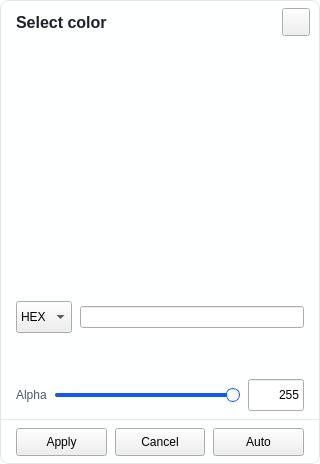
Old version of the form styleeditor/dialogs/colorpickerdialog.ui in the repository daonvshu/qt-animated-widgets.
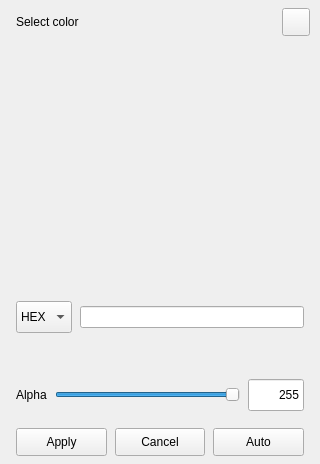
New version of the form. Icons and pictures are not drawn. Custom widgets are drawn as their Qt base class.

Commit message: feat: add light and dark editor themes

```diff
--- a/styleeditor/dialogs/colorpickerdialog.ui
+++ b/styleeditor/dialogs/colorpickerdialog.ui
@@ -17,47 +17,92 @@
    </size>
   </property>
   <property name="styleSheet">
-   <string notr="true">QWidget#ColorPickerDialog { background: #feffff; border: 1px solid #e5e6eb; border-radius: 8px; }
-QLabel { color: #4e5969; background: transparent; font-size: 12px; }
-QLabel#titleLabel { color: #1d2129; font-size: 16px; font-weight: bold; }
-QFrame#separator { background: #e5e6eb; border: none; }
-QSlider#alphaSlider::groove:horizontal { height: 4px; background: #e5e6eb; border-radius: 2px; }
-QSlider#alphaSlider::sub-page:horizontal { background: #1557f0; border-radius: 2px; }
-QSlider#alphaSlider::handle:horizontal { width: 12px; margin: -5px 0; background: #feffff; border: 1px solid #1557f0; border-radius: 7px; }
-QSlider#alphaSlider::handle:horizontal:hover { border-color: #4080ff; }
-animatedwidgets--LineEdit[colorPickerControl=&quot;true&quot;] {
-    background: transparent; border: none; min-height: 30px; min-width: 0px; font-size: 12px;
-    qproperty-backgroundNormal: #feffff; qproperty-backgroundHover: #feffff; qproperty-backgroundFocus: #feffff;
-    qproperty-borderNormal: #e5e6eb; qproperty-borderHover: #4080ff; qproperty-borderFocus: #1557f0;
-    qproperty-borderVisible: true; qproperty-borderWidth: 1; qproperty-textColor: #4e5969; qproperty-cornerRadius: 4; qproperty-contentPadding: 8;
+   <string notr="true">QWidget#ColorPickerDialog[editorControl=&quot;true&quot;] {
+    border-width: 1px;
+    border-style: solid;
+    border-radius: 8px;
 }
-animatedwidgets--ComboBox[colorPickerControl=&quot;true&quot;] {
-    min-height: 30px; min-width: 0px; font-size: 12px;
-    qproperty-backgroundNormal: #feffff; qproperty-backgroundHover: #feffff; qproperty-backgroundFocus: #feffff;
-    qproperty-borderNormal: #e5e6eb; qproperty-borderHover: #4080ff; qproperty-borderFocus: #1557f0;
-    qproperty-borderVisible: true; qproperty-borderWidth: 1; qproperty-cornerRadius: 4;
-    qproperty-textColor: #4e5969; qproperty-contentPadding: 8;
+
+#ColorPickerDialog[editorControl=&quot;true&quot;] QLabel[editorControl=&quot;true&quot;] {
+    background: transparent;
+    font-size: 12px;
 }
-animatedwidgets--FilledButton[colorPickerControl=&quot;true&quot;] {
-    min-height: 28px; min-width: 0px; border: none; padding: 0px; font-size: 12px; qproperty-backgroundNormal: #1557f0;
-    qproperty-backgroundHover: #4080ff; qproperty-backgroundPressed: #0e42d2; qproperty-backgroundDisabled: #94bfff;
-    qproperty-contentNormal: white; qproperty-cornerRadius: 4; qproperty-contentHorizontalPadding: 12; qproperty-contentVerticalPadding: 0;
+
+#ColorPickerDialog[editorControl=&quot;true&quot;] QLabel#titleLabel[editorControl=&quot;true&quot;] {
+    font-size: 16px;
+    font-weight: bold;
 }
-animatedwidgets--FilledButton#btn_cancel, animatedwidgets--FilledButton#btn_automatic {
-    qproperty-backgroundNormal: #f2f3f5; qproperty-backgroundHover: #e5e6eb; qproperty-backgroundPressed: #c9cdd4; qproperty-contentNormal: #4e5969;
+
+#ColorPickerDialog[editorControl=&quot;true&quot;] QFrame#separator[editorControl=&quot;true&quot;] {
+    border: none;
 }
-animatedwidgets--IconLineEdit#alphaValueEdit {
-    border: none; padding: 0px; min-width: 0px; font-size: 12px;
-    qproperty-backgroundNormal: #feffff; qproperty-backgroundHover: #f2f3f5; qproperty-backgroundFocus: #feffff;
-    qproperty-borderNormal: transparent; qproperty-borderHover: #e5e6eb; qproperty-borderFocus: #1557f0;
-    qproperty-borderVisible: true; qproperty-borderWidth: 1; qproperty-textColor: #4e5969;
-    qproperty-cornerRadius: 4; qproperty-contentPadding: 2;
-    qproperty-trailingIconNormalColor: #4e5969; qproperty-trailingIconHoverColor: #1557f0;
+
+#ColorPickerDialog[editorControl=&quot;true&quot;] QSlider#alphaSlider[editorControl=&quot;true&quot;]::groove:horizontal {
+    height: 4px;
+    border-radius: 2px;
+}
+
+#ColorPickerDialog[editorControl=&quot;true&quot;] QSlider#alphaSlider[editorControl=&quot;true&quot;]::sub-page:horizontal {
+    border-radius: 2px;
+}
+
+#ColorPickerDialog[editorControl=&quot;true&quot;] QSlider#alphaSlider[editorControl=&quot;true&quot;]::handle:horizontal {
+    width: 12px;
+    margin: -5px 0;
+    border-width: 1px;
+    border-style: solid;
+    border-radius: 7px;
+}
+
+#ColorPickerDialog[editorControl=&quot;true&quot;] animatedwidgets--LineEdit[colorPickerControl=&quot;true&quot;][editorControl=&quot;true&quot;] {
+    background: transparent;
+    border: none;
+    min-height: 30px;
+    min-width: 0px;
+    font-size: 12px;
+    qproperty-borderVisible: true;
+    qproperty-borderWidth: 1;
+    qproperty-cornerRadius: 4;
+    qproperty-contentPadding: 8;
+}
+
+#ColorPickerDialog[editorControl=&quot;true&quot;] animatedwidgets--ComboBox[colorPickerControl=&quot;true&quot;][editorControl=&quot;true&quot;] {
+    min-height: 30px;
+    min-width: 0px;
+    font-size: 12px;
+    qproperty-borderVisible: true;
+    qproperty-borderWidth: 1;
+    qproperty-cornerRadius: 4;
+    qproperty-contentPadding: 8;
+}
+
+#ColorPickerDialog[editorControl=&quot;true&quot;] animatedwidgets--FilledButton[colorPickerControl=&quot;true&quot;][editorControl=&quot;true&quot;] {
+    min-height: 28px;
+    min-width: 0px;
+    border: none;
+    padding: 0px;
+    font-size: 12px;
+    qproperty-cornerRadius: 4;
+    qproperty-contentHorizontalPadding: 12;
+    qproperty-contentVerticalPadding: 0;
+}
+
+#ColorPickerDialog[editorControl=&quot;true&quot;] animatedwidgets--IconLineEdit#alphaValueEdit[editorControl=&quot;true&quot;] {
+    border: none;
+    padding: 0px;
+    min-width: 0px;
+    font-size: 12px;
+    qproperty-borderVisible: true;
+    qproperty-borderWidth: 1;
+    qproperty-cornerRadius: 4;
+    qproperty-contentPadding: 2;
     qproperty-iconHint: true;
 }
-animatedwidgets--HoverIconButton#btn_close {
-    qproperty-backgroundHover: #f53f3f; qproperty-contentNormal: #4e5969; qproperty-contentHover: white;
-    qproperty-animateContentColor: true; qproperty-iconHint: true; qproperty-cornerRadius: 2;
+
+#ColorPickerDialog[editorControl=&quot;true&quot;] animatedwidgets--HoverIconButton#btn_close[editorControl=&quot;true&quot;] {
+    qproperty-animateContentColor: true;
+    qproperty-iconHint: true;
+    qproperty-cornerRadius: 2;
 }</string>
   </property>
   <layout class="QVBoxLayout" name="dialogLayout">
```
Left out of the diff: 22 changed lines with no effect on the pictures. The commit also changes 59 other files.
